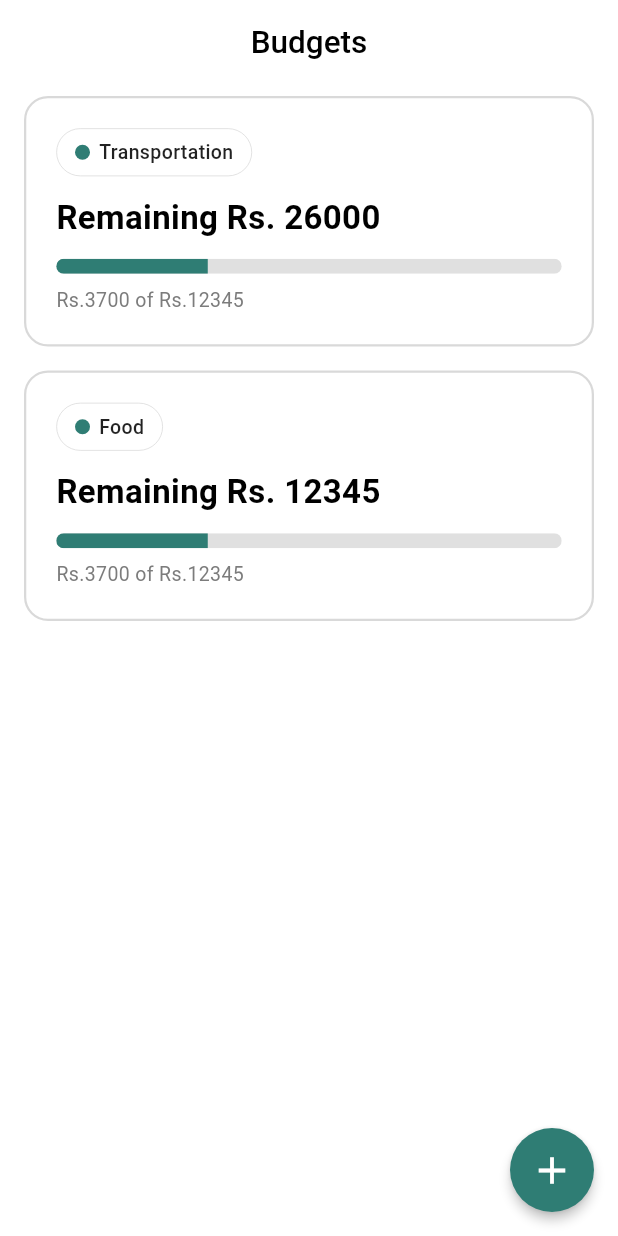
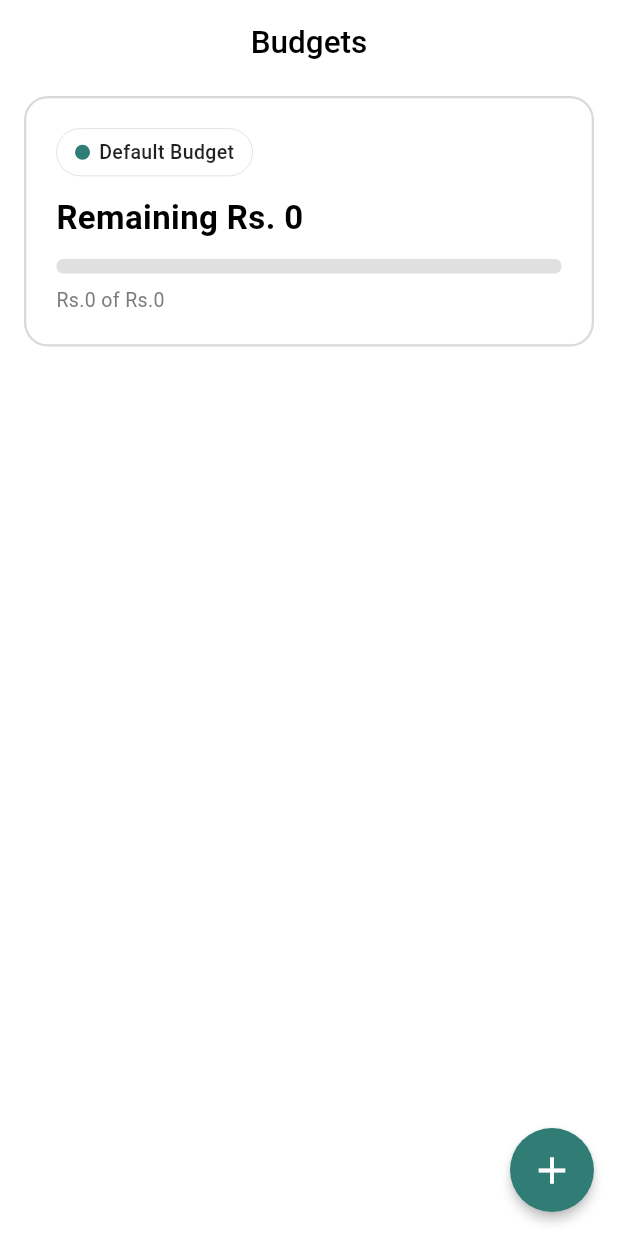
Before and after one commit to MuhammadHassan0184/spendigo, a Flutter app: the BudgetsScreen screen opened by its route, on a phone screen of 412 x 824 dp. Run offline on Flutter 3.47's test engine with Material 3 defaults, Android fonts, the phone set to English and light mode, and no system bars; our stand-ins replace cloud_firestore, firebase_auth, firebase_core, fl_chart, flutter_screenutil, flutter_svg and 5 more; accounts and stored records are empty; project files that could hold a hidden picture were left out.

Commit message:
feat: implement budget creation feature with model, controller, and UI screens

```diff
--- /dev/null
+++ b/lib/Models/budget_model.dart
@@ -0,0 +1,17 @@
+class BudgetModel {
+  final String category;
+  final double total;
+  final double spent;
+  final bool receiveAlert;
+  final double alertPercentage;
+
+  BudgetModel({
+    required this.category,
+    required this.total,
+    this.spent = 0.0,
+    required this.receiveAlert,
+    required this.alertPercentage,
+  });
+
+  double get remaining => total - spent;
+}
--- a/lib/main.dart
+++ b/lib/main.dart
@@ -10,6 +10,7 @@ import 'package:spendigo/view/Splash/splash_screen.dart';
 import 'package:get/get.dart';
 import 'package:spendigo/controller/wallet_controller.dart';
 import 'package:spendigo/controller/transaction_controller.dart';
+import 'package:spendigo/controller/budget_controller.dart';
 
 void main() async {
   WidgetsFlutterBinding.ensureInitialized();
@@ -65,5 +66,6 @@ class GlobalBinding extends Bindings {
   void dependencies() {
     Get.put(CreateWalletController(), permanent: true);
     Get.put(AddTransactionController(), permanent: true);
+    Get.put(CreateBudgetController(), permanent: true);
   }
 }
--- a/lib/view/budgets/budget_screen.dart
+++ b/lib/view/budgets/budget_screen.dart
@@ -1,8 +1,8 @@
 import 'package:flutter/material.dart';
-import 'package:get/route_manager.dart';
-import 'package:get/state_manager.dart';
+import 'package:get/get.dart';
 import 'package:spendigo/config/colors.dart';
 import 'package:spendigo/config/routes/routes_name.dart';
+import 'package:spendigo/controller/budget_controller.dart';
 import 'package:spendigo/widgets/custom_app_bar.dart';
 import 'package:spendigo/widgets/custom_fab.dart';
 
@@ -11,27 +11,45 @@ class BudgetsScreen extends StatelessWidget {
 
   @override
   Widget build(BuildContext context) {
+    final controller = Get.find<CreateBudgetController>();
+
     return Scaffold(
       backgroundColor: AppColors.white,
       appBar: CustomAppBar(title: 'Budgets'),
-      body: Padding(
-        padding: EdgeInsets.symmetric(horizontal: 16, vertical: 8),
-        child: Column(
-          children: [
-            _BudgetCard(
-              category: 'Transportation',
-              remaining: 26000,
-              spent: 3700,
-              total: 12345,
-            ),
-            SizedBox(height: 16),
-            _BudgetCard(
-              category: 'Food',
-              remaining: 12345,
-              spent: 3700,
-              total: 12345,
-            ),
-          ],
+      body: SingleChildScrollView(
+        child: Padding(
+          padding: const EdgeInsets.symmetric(horizontal: 16, vertical: 8),
+          child: Column(
+            children: [
+              Obx(() {
+                if (controller.budgets.isEmpty) {
+                  return const Column(
+                    children: [
+                      _BudgetCard(
+                        category: 'Default Budget',
+                        remaining: 0,
+                        spent: 0,
+                        total: 0,
+                      ),
+                    ],
+                  );
+                }
+                return Column(
+                  children: controller.budgets.map((budget) {
+                    return Padding(
+                      padding: const EdgeInsets.only(bottom: 16),
+                      child: _BudgetCard(
+                        category: budget.category,
+                        remaining: budget.remaining,
+                        spent: budget.spent,
+                        total: budget.total,
+                      ),
+                    );
+                  }).toList(),
+                );
+              }),
+            ],
+          ),
         ),
       ),
       floatingActionButton: CustomFAB(
@@ -64,11 +82,7 @@ class _BudgetCard extends StatelessWidget {
       decoration: BoxDecoration(
         color: Colors.white,
         borderRadius: BorderRadius.circular(16),
-        border: Border.all(
-          // ✅ visible border added
-          color: AppColors.stroke,
-          width: 1.5,
-        ),
+        border: Border.all(color: AppColors.stroke, width: 1.5),
       ),
       child: Column(
         crossAxisAlignment: CrossAxisAlignment.start,
@@ -91,10 +105,10 @@ class _BudgetCard extends StatelessWidget {
                     shape: BoxShape.circle,
                   ),
                 ),
-                SizedBox(width: 6),
+                const SizedBox(width: 6),
                 Text(
                   category,
-                  style: TextStyle(
+                  style: const TextStyle(
                     fontSize: 13,
                     fontWeight: FontWeight.w500,
                     color: Colors.black87,
@@ -103,28 +117,28 @@ class _BudgetCard extends StatelessWidget {
               ],
             ),
           ),
-          SizedBox(height: 12),
+          const SizedBox(height: 12),
           // Remaining
           Text(
             'Remaining Rs. ${remaining.toStringAsFixed(0)}',
-            style: TextStyle(
+            style: const TextStyle(
               fontSize: 22,
               fontWeight: FontWeight.bold,
               color: Colors.black,
             ),
           ),
-          SizedBox(height: 12),
+          const SizedBox(height: 12),
           // Progress Bar
           ClipRRect(
             borderRadius: BorderRadius.circular(10),
             child: LinearProgressIndicator(
-              value: spent / total,
-              minHeight: 10, // ✅ thicker bar
+              value: total > 0 ? spent / total : 0,
+              minHeight: 10,
               backgroundColor: Colors.grey.shade300,
               valueColor: AlwaysStoppedAnimation<Color>(AppColors.primary),
             ),
           ),
-          SizedBox(height: 8),
+          const SizedBox(height: 8),
           // Spent / Total
           Text(
             'Rs.${spent.toStringAsFixed(0)} of Rs.${total.toStringAsFixed(0)}',
```
Also changed, not shown: lib/controller/budget_controller.dart (+83 -2 lines), lib/view/budgets/create_budget.dart (+59 -20 lines).
